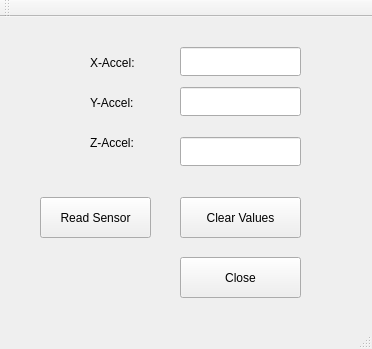
The window that mainwindow.ui (tcbetka/BMA180) describes before a commit, drawn with Qt 5.
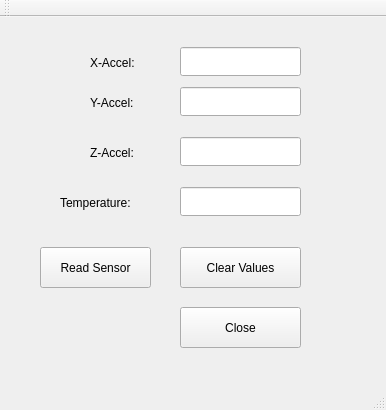
The same window after the commit.

The edit to the form file:
```diff
--- a/mainwindow.ui
+++ b/mainwindow.ui
@@ -6,8 +6,8 @@
    <rect>
     <x>0</x>
     <y>0</y>
-    <width>372</width>
-    <height>349</height>
+    <width>386</width>
+    <height>410</height>
    </rect>
   </property>
   <property name="windowTitle">
@@ -18,7 +18,7 @@
     <property name="geometry">
      <rect>
       <x>40</x>
-      <y>180</y>
+      <y>230</y>
       <width>111</width>
       <height>41</height>
      </rect>
@@ -57,7 +57,7 @@
     <property name="geometry">
      <rect>
       <x>90</x>
-      <y>110</y>
+      <y>120</y>
       <width>71</width>
       <height>31</height>
      </rect>
@@ -100,7 +100,7 @@
     <property name="geometry">
      <rect>
       <x>180</x>
-      <y>180</y>
+      <y>230</y>
       <width>121</width>
       <height>41</height>
      </rect>
@@ -113,7 +113,7 @@
     <property name="geometry">
      <rect>
       <x>180</x>
-      <y>240</y>
+      <y>290</y>
       <width>121</width>
       <height>41</height>
      </rect>
@@ -122,6 +122,29 @@
      <string>Close</string>
     </property>
    </widget>
+   <widget class="QLineEdit" name="tempValue">
+    <property name="geometry">
+     <rect>
+      <x>180</x>
+      <y>170</y>
+      <width>121</width>
+      <height>29</height>
+     </rect>
+    </property>
+   </widget>
+   <widget class="QLabel" name="label_4">
+    <property name="geometry">
+     <rect>
+      <x>60</x>
+      <y>170</y>
+      <width>111</width>
+      <height>31</height>
+     </rect>
+    </property>
+    <property name="text">
+     <string>Temperature:</string>
+    </property>
+   </widget>
   </widget>
   <widget class="QMenuBar" name="menuBar">
    <property name="geometry">
```
Left out of the diff: 2 changed lines with no effect on the pictures.
